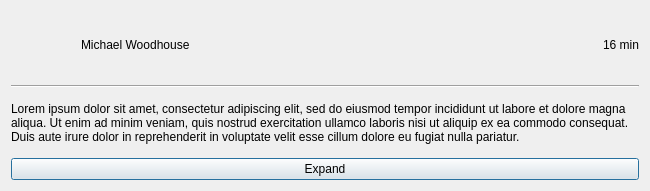
This is qtGuiApplication/card.ui in List28/COSC345-Project as Qt 5 draws it before an edit. The edited form follows.
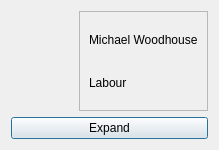
This is the edited form. Icons and pictures are not drawn.

What changed in the file:
```diff
--- a/qtGuiApplication/card.ui
+++ b/qtGuiApplication/card.ui
@@ -6,14 +6,20 @@
    <rect>
     <x>0</x>
     <y>0</y>
-    <width>650</width>
-    <height>191</height>
+    <width>219</width>
+    <height>150</height>
    </rect>
   </property>
+  <property name="sizePolicy">
+   <sizepolicy hsizetype="Maximum" vsizetype="Maximum">
+    <horstretch>0</horstretch>
+    <verstretch>0</verstretch>
+   </sizepolicy>
+  </property>
   <property name="maximumSize">
    <size>
-    <width>16777215</width>
-    <height>191</height>
+    <width>219</width>
+    <height>150</height>
    </size>
   </property>
   <property name="windowTitle">
@@ -21,7 +27,7 @@
   </property>
   <layout class="QVBoxLayout" name="verticalLayout">
    <item>
-    <layout class="QHBoxLayout" name="horizontalLayout" stretch="1,0,1">
+    <layout class="QHBoxLayout" name="horizontalLayout" stretch="1,0">
      <item>
       <widget class="QLabel" name="label">
        <property name="maximumSize">
@@ -45,47 +51,29 @@
       </widget>
      </item>
      <item>
-      <widget class="QLabel" name="label_4">
-       <property name="text">
-        <string>Michael Woodhouse</string>
+      <widget class="QFrame" name="frame">
+       <property name="frameShape">
+        <enum>QFrame::StyledPanel</enum>
        </property>
-      </widget>
-     </item>
-     <item>
-      <widget class="QLabel" name="label_2">
-       <property name="maximumSize">
-        <size>
-         <width>128</width>
-         <height>16777215</height>
-        </size>
+       <property name="frameShadow">
+        <enum>QFrame::Raised</enum>
        </property>
-       <property name="text">
-        <string>16 min</string>
-       </property>
-       <property name="alignment">
-        <set>Qt::AlignRight|Qt::AlignTrailing|Qt::AlignVCenter</set>
-       </property>
-      </widget>
-     </item>
-    </layout>
-   </item>
-   <item>
     <layout class="QVBoxLayout" name="verticalLayout_2">
      <item>
-      <widget class="Line" name="line">
-       <property name="orientation">
-        <enum>Qt::Horizontal</enum>
+         <widget class="QLabel" name="label_2">
+          <property name="text">
+           <string>Michael Woodhouse</string>
        </property>
       </widget>
      </item>
      <item>
       <widget class="QLabel" name="label_3">
        <property name="text">
-        <string>Lorem ipsum dolor sit amet, consectetur adipiscing elit, sed do eiusmod tempor incididunt ut labore et dolore magna aliqua. Ut enim ad minim veniam, quis nostrud exercitation ullamco laboris nisi ut aliquip ex ea commodo consequat. Duis aute irure dolor in reprehenderit in voluptate velit esse cillum dolore eu fugiat nulla pariatur.</string>
-       </property>
-       <property name="wordWrap">
-        <bool>true</bool>
-       </property>
+           <string>Labour</string>
+          </property>
+         </widget>
+        </item>
+       </layout>
       </widget>
      </item>
     </layout>
```
Lines whose indentation alone changed are shown as unchanged.
